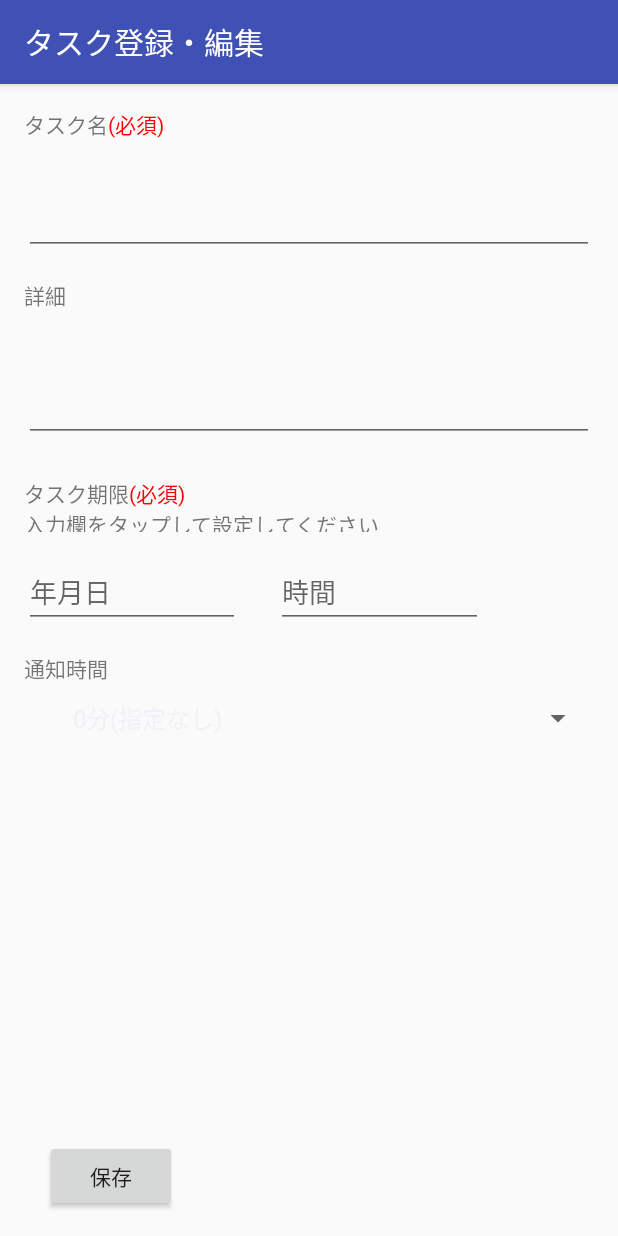
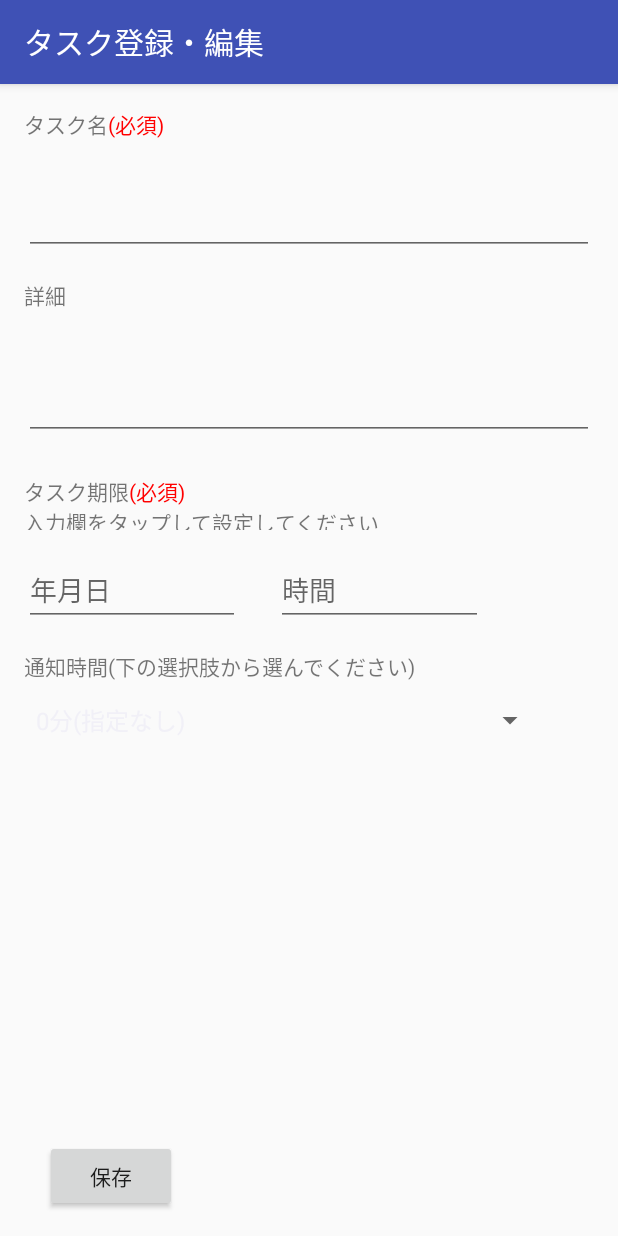
Before and after one commit to yasu1234/todoReminder, an Android app: the TaskEditActivity screen opened directly, with no data from a screen before it, on a phone screen of 412 x 824 dp. Run offline under Robolectric (Android 15) with nearby library versions, the phone set to English and light mode, and no system bars; libraries missing offline, so code that uses them is left out: io.realm, io.realm.kotlin; 1 statement that could not run was skipped.

Commit message:
spinnerの幅の調整

```diff
--- a/app/src/main/res/layout/activity_task_edit.xml
+++ b/app/src/main/res/layout/activity_task_edit.xml
@@ -78,7 +78,7 @@
     <EditText
         android:id="@+id/detailEdit"
         android:layout_width="0dp"
-        android:layout_height="wrap_content"
+        android:layout_height="65dp"
         android:layout_marginEnd="16dp"
         android:layout_marginStart="16dp"
         android:layout_marginTop="16dp"
@@ -127,23 +127,23 @@
 
     <Spinner
         android:id="@+id/spinner"
-        android:layout_width="355dp"
-        android:layout_height="0dp"
-        android:layout_marginEnd="16dp"
+        android:layout_width="0dp"
+        android:layout_height="30dp"
+        android:layout_marginEnd="48dp"
         android:layout_marginStart="16dp"
-        android:layout_marginTop="48dp"
+        android:layout_marginTop="8dp"
         app:layout_constraintEnd_toEndOf="parent"
-        app:layout_constraintHorizontal_bias="1.0"
+        app:layout_constraintHorizontal_bias="0.0"
         app:layout_constraintStart_toStartOf="parent"
-        app:layout_constraintTop_toBottomOf="@+id/timeText" />
+        app:layout_constraintTop_toBottomOf="@+id/notifyTime" />
 
     <TextView
         android:id="@+id/notifyTime"
-        android:layout_width="96dp"
-        android:layout_height="27dp"
+        android:layout_width="279dp"
+        android:layout_height="24dp"
         android:layout_marginStart="16dp"
         android:layout_marginTop="16dp"
-        android:text="通知時間"
+        android:text="通知時間(下の選択肢から選んでください)"
         app:layout_constraintStart_toStartOf="parent"
         app:layout_constraintTop_toBottomOf="@+id/dateText" />
 
```
